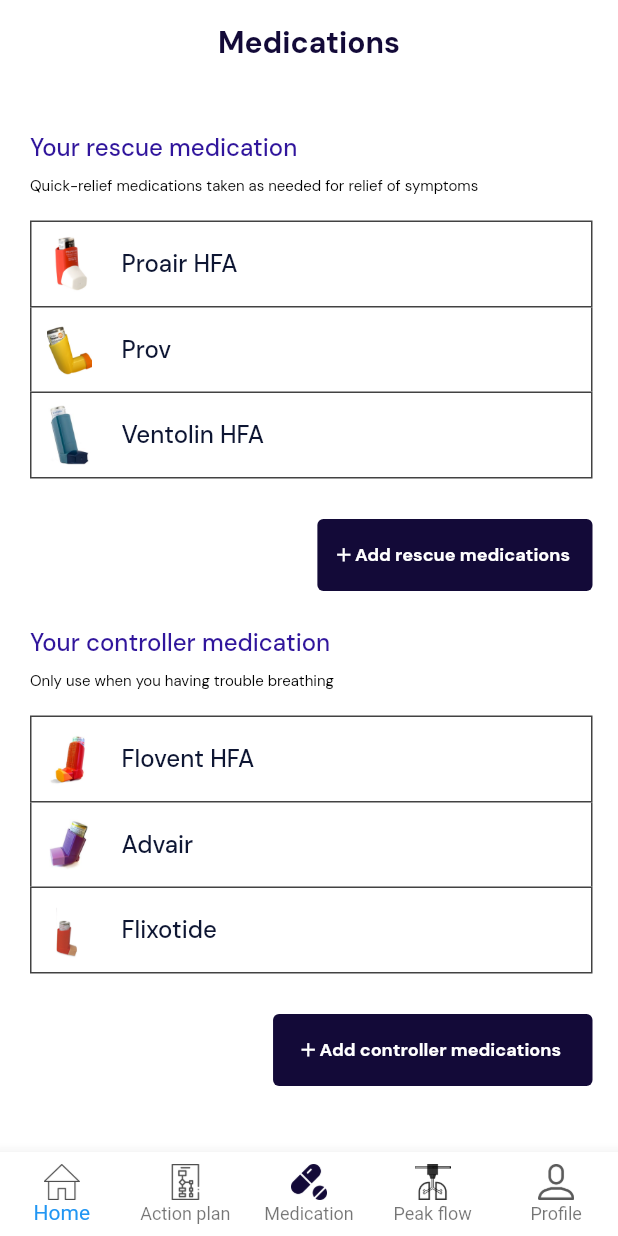
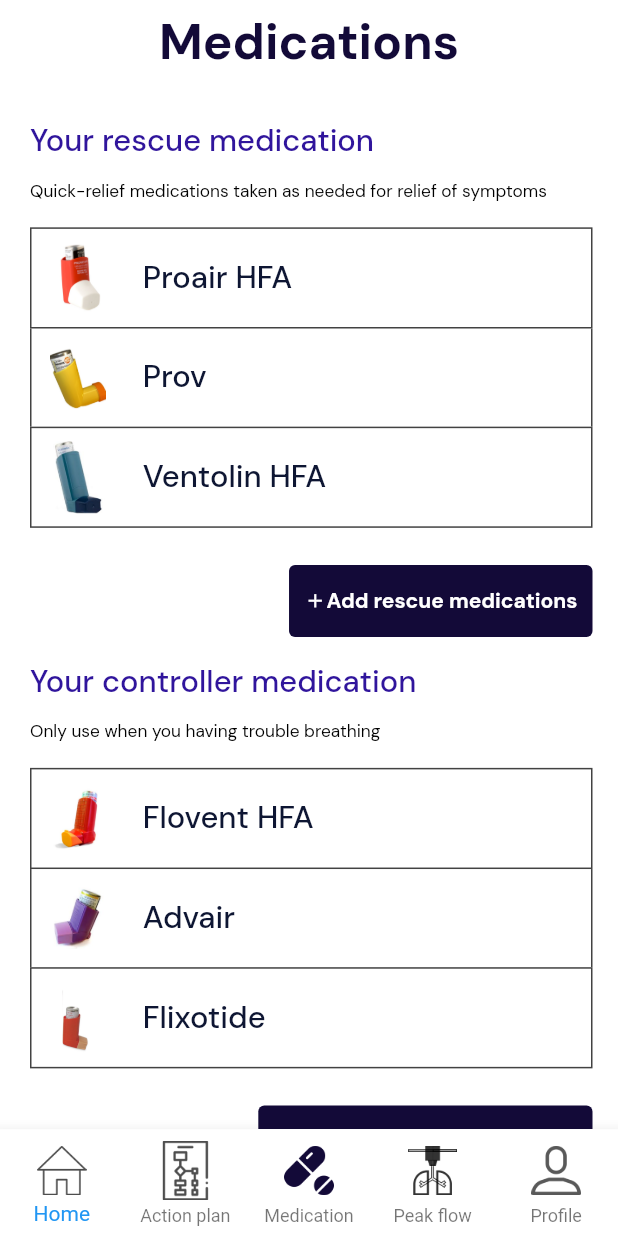
Before and after one commit to gbolahan146/project_asthManagement, a Flutter app: the MedicationScreen screen opened by its route, on a phone screen of 412 x 824 dp. Run offline on Flutter 3.47's test engine with Material 2 defaults, Android fonts, the phone set to English and light mode, and no system bars; our stand-ins replace device_preview, google_fonts, responsive_builder.

Commit message:
#fixed responsiveness

```diff
--- a/lib/views/medication_screen/medication_screen.dart
+++ b/lib/views/medication_screen/medication_screen.dart
@@ -1,3 +1,4 @@
+import 'package:asthma_management/core/services/responsiveness.dart';
 import 'package:flutter/material.dart';
 import 'package:google_fonts/google_fonts.dart';
 
@@ -11,7 +12,7 @@
         backgroundColor: Colors.white,
         centerTitle: true,
         title: Text('Medications', style: GoogleFonts.dmSans(
-          fontSize: 20, color: Color(0xff130A38), fontWeight: FontWeight.bold),
+          fontSize: McGyver.textSize(context, 4), color: Color(0xff130A38), fontWeight: FontWeight.bold),
           ),
         ),
         bottomNavigationBar: BottomNavigationBar(
@@ -21,42 +22,42 @@
            BottomNavigationBarItem(
             icon:  Image.asset(
                         'assets/images/home.png',
-                        height: 24,
-                        width:  24,
+                        height: McGyver.rsDoubleH(context, 5),
+                        width: McGyver.rsDoubleW(context, 8),
                       ),
-            title: Text('Home', style: GoogleFonts.dmSans(fontSize: 10,fontWeight: FontWeight.w500, color: Colors.black)),
+            title: Text('Home', style: GoogleFonts.dmSans(fontSize: McGyver.textSize(context, 1.8),fontWeight: FontWeight.w500, color: Colors.black)),
           ),
            BottomNavigationBarItem(
             icon:  Image.asset(
                         'assets/images/plans.png',
-                        height:  24,
-                        width: 24,
+                        height: McGyver.rsDoubleH(context, 5),
+                        width: McGyver.rsDoubleW(context, 8),
                       ),
-            title: Text('Action plan', style: GoogleFonts.dmSans(fontSize: 10,fontWeight: FontWeight.w500, color: Colors.black)),
+            title: Text('Action plan', style: GoogleFonts.dmSans(fontSize: McGyver.textSize(context, 1.8),fontWeight: FontWeight.w500, color: Colors.black)),
           ),
            BottomNavigationBarItem(
             icon:  Image.asset(
                         'assets/images/pills.png',
-                        height: 24,
-                        width: 24,
+                       height: McGyver.rsDoubleH(context, 5),
+                        width: McGyver.rsDoubleW(context, 8),
                       ),
-            title: Text('Medication', style: GoogleFonts.dmSans(fontSize: 10,fontWeight: FontWeight.w500, color: Colors.black),)
+            title: Text('Medication', style: GoogleFonts.dmSans(fontSize: McGyver.textSize(context, 1.8),fontWeight: FontWeight.w500, color: Colors.black),)
           ),
           BottomNavigationBarItem(
             icon:  Image.asset(
                         'assets/images/printer.png',
-                        height: 24,
-                        width: 24,
+                        height: McGyver.rsDoubleH(context, 5),
+                        width: McGyver.rsDoubleW(context, 8),
                       ),
-            title: Text('Peak flow', style: GoogleFonts.dmSans(fontSize: 10,fontWeight: FontWeight.w500, color: Colors.black),)
+            title: Text('Peak flow', style: GoogleFonts.dmSans(fontSize: McGyver.textSize(context, 1.8),fontWeight: FontWeight.w500, color: Colors.black),)
           ),
           BottomNavigationBarItem(
             icon:  Image.asset(
                         'assets/images/user.png',
-                        height: 24,
-                        width: 24,
+                        height: McGyver.rsDoubleH(context, 5),
+                        width: McGyver.rsDoubleW(context, 8),
                       ),
-            title: Text('Profile', style: GoogleFonts.dmSans(fontSize: 10,fontWeight: FontWeight.w500, color: Colors.black),)
+            title: Text('Profile', style: GoogleFonts.dmSans(fontSize: McGyver.textSize(context, 1.8),fontWeight: FontWeight.w500, color: Colors.black),)
           ),
         ],
       ),
@@ -64,11 +65,11 @@
           padding: const EdgeInsets.only(left:20.0, right:17),
           child: ListView(
                 children: <Widget>[
-                  SizedBox(height: 32),
-                  Text('Your rescue medication', style: GoogleFonts.dmSans(fontSize: 16, fontWeight: FontWeight.w500,color: Color(0xFF30159C)),),
-                  SizedBox(height: 8),
-                  Text('Quick-relief medications taken as needed for relief of symptoms',style: GoogleFonts.dmSans(fontSize: 10, color: Color(0xFF000000))),
-                  SizedBox(height: 17),
+                  SizedBox(height: McGyver.rsDoubleH(context, 3)),
+                  Text('Your rescue medication', style: GoogleFonts.dmSans(fontSize: McGyver.textSize(context, 2.5), fontWeight: FontWeight.w500,color: Color(0xFF30159C)),),
+                  SizedBox(height: McGyver.rsDoubleH(context, 1.5)),
+                  Text('Quick-relief medications taken as needed for relief of symptoms',style: GoogleFonts.dmSans(fontSize: McGyver.textSize(context, 1.4), color: Color(0xFF000000))),
+                  SizedBox(height: McGyver.rsDoubleH(context, 2)),
                   Container(
                      padding: EdgeInsets.symmetric(vertical: 8),
                     decoration: BoxDecoration(
@@ -77,13 +78,13 @@
               ),
                     child: Row(
                       children: <Widget>[
-                        SizedBox(width: 10,),
-                        Container(height: 40,
-                        width: 30,
+                         SizedBox(width: McGyver.rsDoubleW(context, 3),),
+                        Container(height: McGyver.rsDoubleH(context, 6),
+                        width: McGyver.rsDoubleW(context,9),
                           child: Image(image: AssetImage('assets/images/inhaler1.png', ),)
                           ),
-                        SizedBox(width: 20,),
-                        Text('Proair HFA', style: GoogleFonts.dmSans(fontSize: 16, color: Color(0xff0E1633), fontWeight: FontWeight.w500)),
+                        SizedBox(width: McGyver.rsDoubleW(context, 6),),
+                        Text('Proair HFA', style: GoogleFonts.dmSans(fontSize: McGyver.textSize(context, 2.5), color: Color(0xff0E1633), fontWeight: FontWeight.w500)),
                       ],
                     ),
                   ),
@@ -97,13 +98,13 @@
               ),
                     child: Row(
                       children: <Widget>[
-                        SizedBox(width: 10,),
-                       Container(height: 40,
-                        width: 30,
+                         SizedBox(width: McGyver.rsDoubleW(context, 3),),
+                       Container(height: McGyver.rsDoubleH(context, 6),
+                        width: McGyver.rsDoubleW(context,9),
                           child: Image(image: AssetImage('assets/images/inhaler2.png', ),)
                           ),
-                        SizedBox(width: 20,),
-                        Text('Prov', style: GoogleFonts.dmSans(fontSize: 16, color: Color(0xff0E1633), fontWeight: FontWeight.w500)),
+                        SizedBox(width: McGyver.rsDoubleW(context, 6),),
+                        Text('Prov', style: GoogleFonts.dmSans(fontSize: McGyver.textSize(context, 2.5), color: Color(0xff0E1633), fontWeight: FontWeight.w500)),
                       ],
                     ),
                   ),
@@ -115,17 +116,17 @@
               ),
                     child: Row(
                       children: <Widget>[
-                        SizedBox(width: 10,),
-                       Container(height: 40,
-                        width: 30,
+                        SizedBox(width: McGyver.rsDoubleW(context, 3),),
+                       Container(height: McGyver.rsDoubleH(context, 6),
+                        width: McGyver.rsDoubleW(context,9),
                           child: Image(image: AssetImage('assets/images/inhaler3.png', ),)
                           ),
-                        SizedBox(width: 20,),
-                        Text('Ventolin HFA', style: GoogleFonts.dmSans(fontSize: 16, color: Color(0xff0E1633), fontWeight: FontWeight.w500)),
+                        SizedBox(width: McGyver.rsDoubleW(context, 6),),
+                        Text('Ventolin HFA', style: GoogleFonts.dmSans(fontSize: McGyver.textSize(context, 2.5), color: Color(0xff0E1633), fontWeight: FontWeight.w500)),
                       ],
                     ),
                   ),
-                  SizedBox(height:27),
+                  SizedBox(height: McGyver.rsDoubleH(context, 3)),
                    Row(
                      mainAxisAlignment: MainAxisAlignment.end,
                      children: <Widget>[
@@ -134,7 +135,6 @@
                                   color: Color(0xff130A38),
                                   child: MaterialButton(
                                      padding: EdgeInsets.all(10),
-
                                     onPressed: null,
                                     child: Row(
                                       mainAxisAlignment: MainAxisAlignment.center,
@@ -153,27 +153,23 @@
                                               style: GoogleFonts.dmSans(
                                                   textStyle: TextStyle(
                                                       color: Colors.white,
-                                                      fontSize: 12),
+                                                      fontSize: McGyver.textSize(context, 1.7)),
                                                   fontWeight: FontWeight.bold),
                                               textAlign: TextAlign.center,
                                             ),
                                           ],
                                         ),
-                                        SizedBox(
-                                          width: 5,
-                                        ),
-
                                       ],
                                     ),
                                   ),
                                 ),
                      ],
                    ),
-                  SizedBox(height:24),
-                   Text('Your controller medication', style: GoogleFonts.dmSans(fontSize: 16, fontWeight: FontWeight.w500,color: Color(0xFF30159C)),),
-                  SizedBox(height: 8),
-                  Text('Only use when you having trouble breathing ',style: GoogleFonts.dmSans(fontSize: 10, color: Color(0xFF000000))),
-                  SizedBox(height: 17),
+                  SizedBox(height: McGyver.rsDoubleH(context, 2)),
+                   Text('Your controller medication', style: GoogleFonts.dmSans(fontSize: McGyver.textSize(context, 2.5), fontWeight: FontWeight.w500,color: Color(0xFF30159C)),),
+                  SizedBox(height: McGyver.rsDoubleH(context, 1.5)),
+                  Text('Only use when you having trouble breathing ',style: GoogleFonts.dmSans(fontSize: McGyver.textSize(context, 1.4), color: Color(0xFF000000))),
+                  SizedBox(height: McGyver.rsDoubleH(context, 2)),
                    Container(
                       padding: EdgeInsets.symmetric(vertical: 8),
                     decoration: BoxDecoration(
@@ -182,13 +178,13 @@
               ),
                     child: Row(
                       children: <Widget>[
-                        SizedBox(width: 10,),
-                        Container(height: 40,
-                        width: 30,
+                        SizedBox(width: McGyver.rsDoubleW(context, 3),),
+                        Container(height: McGyver.rsDoubleH(context, 6),
+                        width: McGyver.rsDoubleW(context,9),
                           child: Image(image: AssetImage('assets/images/inhaler4.png', ),)
                           ),
-                        SizedBox(width: 20,),
-                        Text('Flovent HFA', style: GoogleFonts.dmSans(fontSize: 16, color: Color(0xff0E1633), fontWeight: FontWeight.w500)),
+                        SizedBox(width: McGyver.rsDoubleW(context, 6),),
+                        Text('Flovent HFA', style: GoogleFonts.dmSans(fontSize: McGyver.textSize(context, 2.5), color: Color(0xff0E1633), fontWeight: FontWeight.w500)),
                       ],
                     ),
                   ),
@@ -202,13 +198,13 @@
               ),
                     child: Row(
                       children: <Widget>[
-                        SizedBox(width: 10,),
-                        Container(height: 40,
-                        width: 30,
+                        SizedBox(width: McGyver.rsDoubleW(context, 3),),
+                        Container(height: McGyver.rsDoubleH(context, 6),
+                        width: McGyver.rsDoubleW(context,9),
                           child: Image(image: AssetImage('assets/images/inhaler5.png', ),)
                           ),
-                        SizedBox(width: 20,),
-                        Text('Advair', style: GoogleFonts.dmSans(fontSize: 16, color: Color(0xff0E1633), fontWeight: FontWeight.w500)),
+                        SizedBox(width: McGyver.rsDoubleW(context, 6),),
+                        Text('Advair', style: GoogleFonts.dmSans(fontSize: McGyver.textSize(context, 2.5), color: Color(0xff0E1633), fontWeight: FontWeight.w500)),
                       ],
                     ),
                   ),
@@ -220,17 +216,17 @@
               ),
                     child: Row(
                       children: <Widget>[
-                        SizedBox(width: 10,),
-                        Container(height: 40,
-                        width: 30,
+                        SizedBox(width: McGyver.rsDoubleW(context, 3),),
+                        Container(height: McGyver.rsDoubleH(context, 6),
+                        width: McGyver.rsDoubleW(context,9),
                           child: Image(image: AssetImage('assets/images/inhaler6.png', ),)
                           ),
-                        SizedBox(width: 20,),
-                        Text('Flixotide', style: GoogleFonts.dmSans(fontSize: 16, color: Color(0xff0E1633), fontWeight: FontWeight.w500)),
+                        SizedBox(width: McGyver.rsDoubleW(context, 6),),
+                        Text('Flixotide', style: GoogleFonts.dmSans(fontSize: McGyver.textSize(context, 2.5), color: Color(0xff0E1633), fontWeight: FontWeight.w500)),
                       ],
                     ),
                   ),
-                  SizedBox(height: 27.0,),
+                  SizedBox(height: McGyver.rsDoubleH(context, 3)),
                          Row(
                      mainAxisAlignment: MainAxisAlignment.end,
                      children: <Widget>[
@@ -238,8 +234,7 @@
                                   borderRadius: BorderRadius.circular(4),
                                   color: Color(0xff130A38),
                                   child: MaterialButton(
-                                    // padding: EdgeInsets.all(1),
-                                    minWidth: 130,
+                                     padding: EdgeInsets.all(10),
                                     onPressed: null,
                                     child: Row(
                                       mainAxisAlignment: MainAxisAlignment.center,
@@ -257,17 +252,14 @@
                                               "Add controller medications",
                                               style: GoogleFonts.dmSans(
                                                   textStyle: TextStyle(
-
                                                       color: Colors.white,
-                                                      fontSize: 12),
+                                                      fontSize: McGyver.textSize(context, 1.7)),
                                                   fontWeight: FontWeight.bold),
                                               textAlign: TextAlign.center,
                                             ),
                                           ],
                                         ),
-                                        SizedBox(
-                                          width: 5,
-                                        ),
+
 
                                       ],
                                     ),
@@ -282,58 +274,3 @@
       );
   }
 }
-
-// class BottomNav extends StatelessWidget {
-//   BuildContext context;
-//     int currentIndex ;
-//   BottomNav({@required this.context,this.currentIndex}  );
-//   @override
-//   Widget build(BuildContext context) {
-//     return BottomNavigationBar(
-//               backgroundColor: Color(0XFF6F2184),
-//             currentIndex: currentIndex, // new
-//         items: [
-//            BottomNavigationBarItem(
-//             icon:  Image.asset(
-//                         'images/home.png',
-//                         height: 24,
-//                         width:  24,
-//                       ),
-//             title: Text('Home', style: GoogleFonts.dmSans(fontSize: 10,fontWeight: FontWeight.w500, color: Colors.black)),
-//           ),
-//            BottomNavigationBarItem(
-//             icon:  Image.asset(
-//                         'images/plans.png',
-//                         height:  24,
-//                         width: 24,
-//                       ),
-//             title: Text('Action plan', style: GoogleFonts.dmSans(fontSize: 10,fontWeight: FontWeight.w500, color: Colors.black)),
-//           ),
-//            BottomNavigationBarItem(
-//             icon:  Image.asset(
-//                         'images/pills.png',
-//                         height: 24,
-//                         width: 24,
-//                       ),
-//             title: Text('Medication', style: GoogleFonts.dmSans(fontSize: 10,fontWeight: FontWeight.w500, color: Colors.black),)
-//           ),
-//           BottomNavigationBarItem(
-//             icon:  Image.asset(
-//                         'images/printer.png',
-//                         height: 24,
-//                         width: 24,
-//                       ),
-//             title: Text('Peak flow', style: GoogleFonts.dmSans(fontSize: 10,fontWeight: FontWeight.w500, color: Colors.black),)
-//           ),
-//           BottomNavigationBarItem(
-//             icon:  Image.asset(
-//                         'images/user.png',
-//                         height: 24,
-//                         width: 24,
-//                       ),
-//             title: Text('Profile', style: GoogleFonts.dmSans(fontSize: 10,fontWeight: FontWeight.w500, color: Colors.black),)
-//           ),
-//         ],
-//       );
-//   }
-// }
```
Lines whose indentation alone changed are shown as unchanged.
